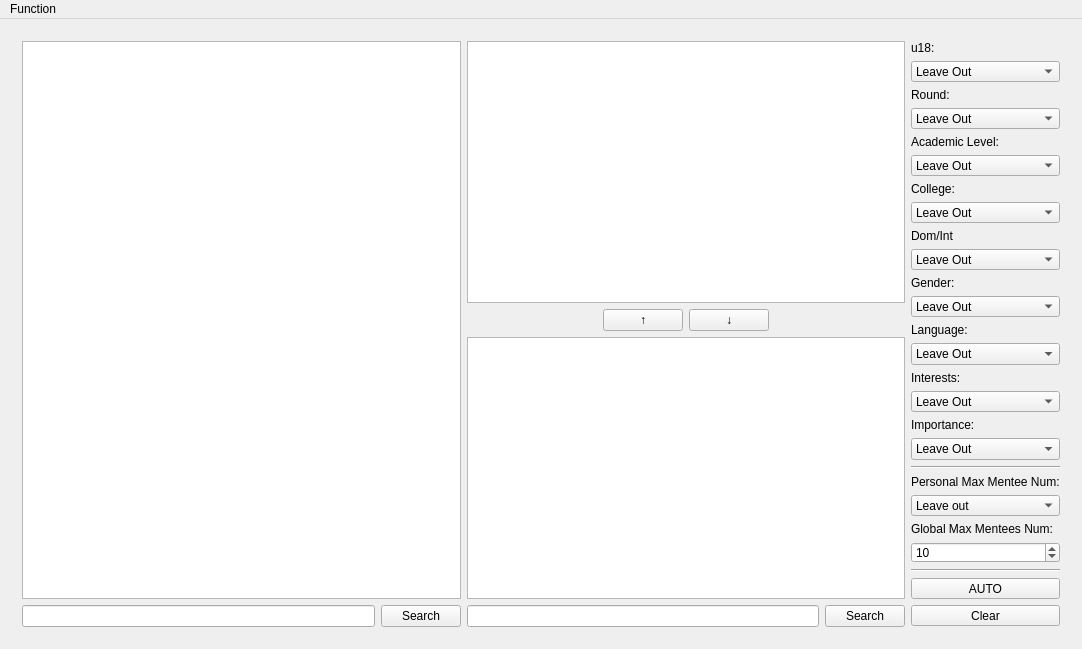
Qt form Menters-and-Mentees-Matching-Program/mainwindow.ui (shuanglengyunji/Menters-and-Mentees-Matching-Program) before a commit.
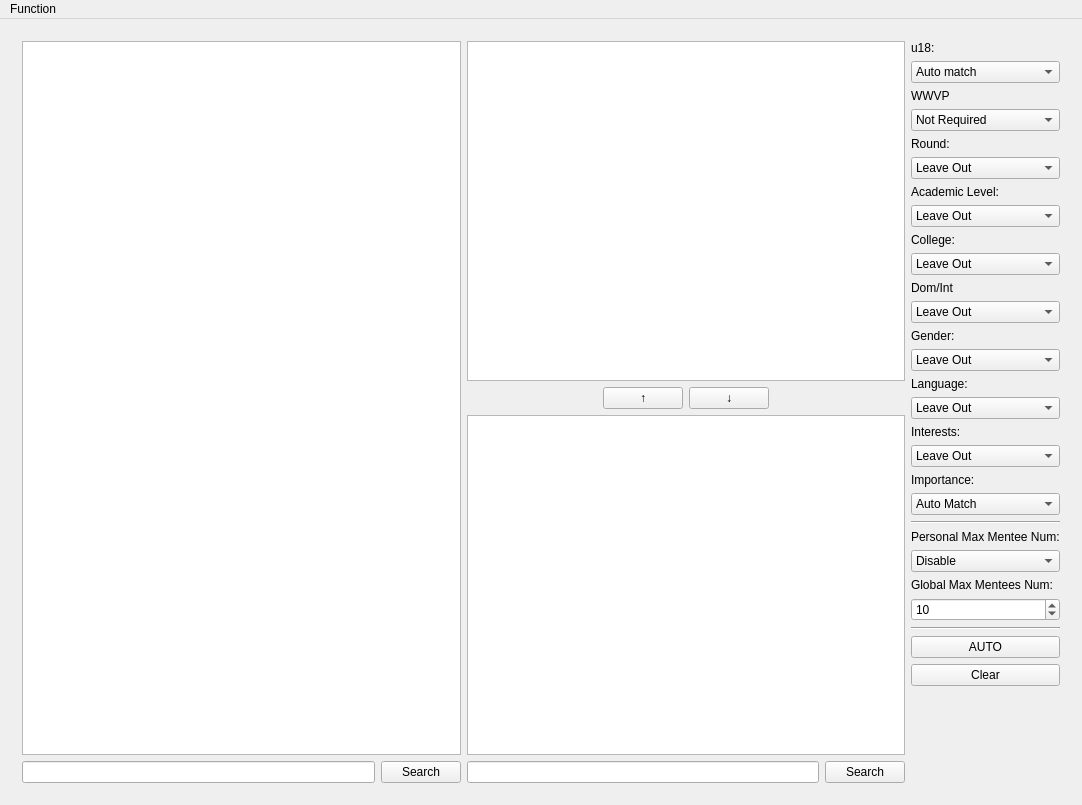
The same form after that commit. The open tabs and pages were chosen to show the change. Icons and pictures are not drawn.

Diff of the .ui file:
```diff
--- a/Menters-and-Mentees-Matching-Program/mainwindow.ui
+++ b/Menters-and-Mentees-Matching-Program/mainwindow.ui
@@ -7,7 +7,7 @@
     <x>0</x>
     <y>0</y>
     <width>1082</width>
-    <height>649</height>
+    <height>805</height>
    </rect>
   </property>
   <property name="minimumSize">
@@ -358,12 +358,33 @@
                <widget class="QComboBox" name="comboBox_u18">
                 <item>
                  <property name="text">
-                  <string>Leave Out</string>
+                  <string>Auto match</string>
                  </property>
                 </item>
                 <item>
                  <property name="text">
-                  <string>Manual Match</string>
+                  <string>Manual match</string>
+                 </property>
+                </item>
+               </widget>
+              </item>
+              <item>
+               <widget class="QLabel" name="label_wwvp">
+                <property name="text">
+                 <string>WWVP</string>
+                </property>
+               </widget>
+              </item>
+              <item>
+               <widget class="QComboBox" name="comboBox_wwvp">
+                <item>
+                 <property name="text">
+                  <string>Not Required</string>
+                 </property>
+                </item>
+                <item>
+                 <property name="text">
+                  <string>Requried</string>
                  </property>
                 </item>
                </widget>
@@ -624,7 +645,7 @@
                <widget class="QComboBox" name="comboBox_importance">
                 <item>
                  <property name="text">
-                  <string>Leave Out</string>
+                  <string>Auto Match</string>
                  </property>
                 </item>
                 <item>
@@ -652,7 +673,7 @@
                <widget class="QComboBox" name="comboBox_personal_mentees_num">
                 <item>
                  <property name="text">
-                  <string>Leave out</string>
+                  <string>Disable</string>
                  </property>
                 </item>
                 <item>
```
Left out of the diff: 4 changed lines with no effect on the pictures.
